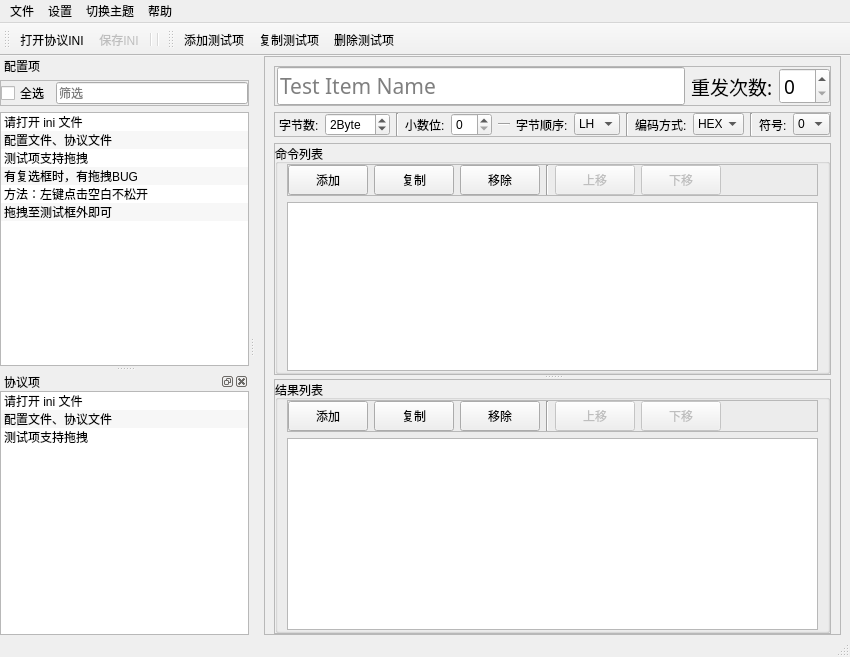
Above: mainwindow.ui from m-RNA/labview-ini-editor before the change. Below: the same form after it.
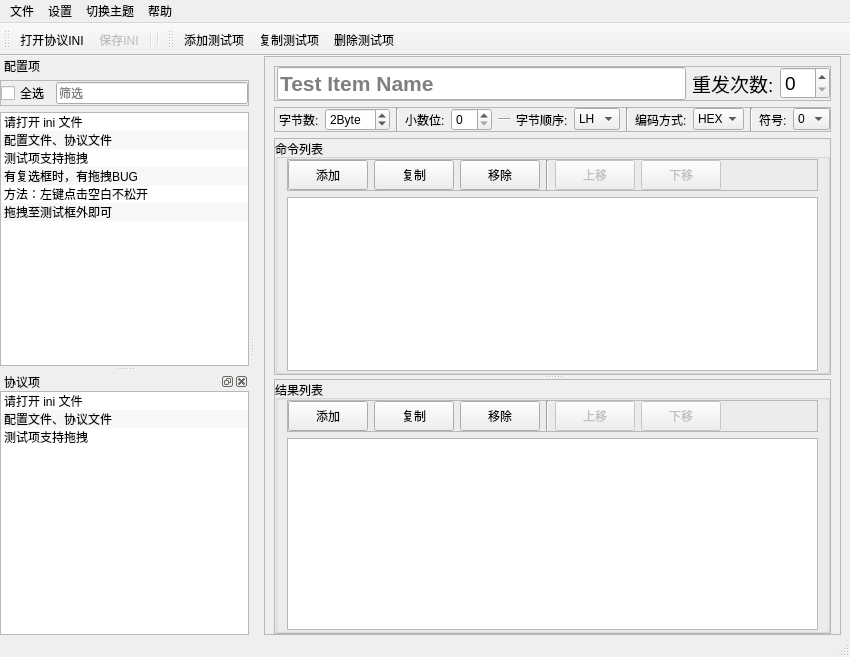
That is the form after the change. Custom widgets are drawn as their Qt base class.

Patch:
```diff
--- a/mainwindow.ui
+++ b/mainwindow.ui
@@ -85,8 +85,9 @@
             </property>
             <property name="font">
              <font>
-              <family>阿里巴巴普惠体 M</family>
               <pointsize>16</pointsize>
+              <weight>75</weight>
+              <bold>true</bold>
              </font>
             </property>
             <property name="toolTip">
@@ -101,7 +102,6 @@
            <widget class="QLabel" name="label_7">
             <property name="font">
              <font>
-              <family>阿里巴巴普惠体 R</family>
               <pointsize>14</pointsize>
              </font>
             </property>
@@ -120,7 +120,6 @@
             </property>
             <property name="font">
              <font>
-              <family>阿里巴巴普惠体 R</family>
               <pointsize>14</pointsize>
              </font>
             </property>
```
